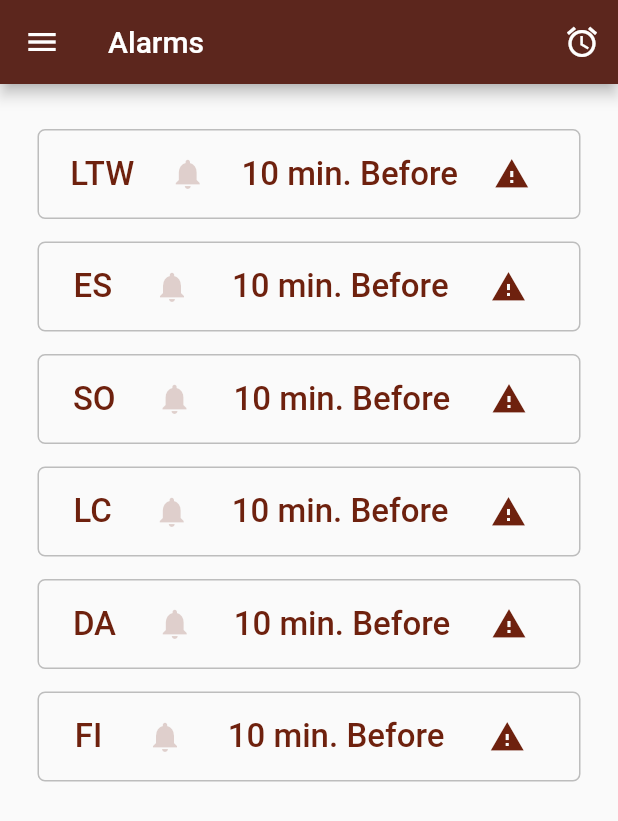
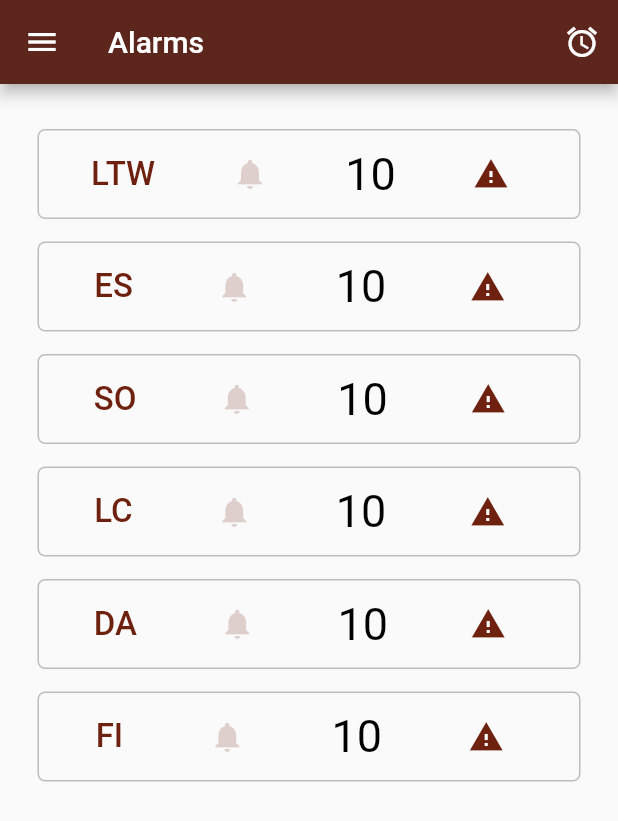
Before and after one commit to letziou/ESOF_project, a Flutter app: the screen it shows after launch, on a phone screen of 412 x 824 dp. Shown: the top 821 px of the screen. Run offline on Flutter 3.47's test engine with Material 2 defaults, Android fonts, the phone set to English and light mode, and no system bars; our stand-ins replace adaptive_theme, flutter_local_notifications, timezone; missing offline and left inert: flutter_material_pickers.

Commit message:
created button for individual times

```diff
--- a/notification/lib/mainscreen.dart
+++ b/notification/lib/mainscreen.dart
@@ -1,3 +1,4 @@
+import 'package:flutter/gestures.dart';
 import 'package:flutter/material.dart';
 import 'package:notification/screens/tester.dart';
 import 'package:adaptive_theme/adaptive_theme.dart';
@@ -41,7 +42,7 @@ class _MainScreenState extends State<MainScreen> {
             onPressed: () {
               showMaterialNumberPicker(
                 context: context,
-                title: 'Pick Your Minutes',
+                title: 'Pick Timer',
                 maxNumber: 59,
                 minNumber: 0,
                 selectedNumber: 0,
@@ -91,14 +92,22 @@ class _MainScreenState extends State<MainScreen> {
                       }
                     },
                   ),
-                  Text(
-                    times[index] != 0
-                        ? times[index].toString() + ' min. Before'
-                        : 'No alarm',
-                    style: TextStyle(
-                        fontSize: 22,
-                        color: Color.fromARGB(255, 110, 33, 14),
-                        fontWeight: FontWeight.w500),
+                  RichText(
+                    text: TextSpan(
+                      text: null,
+                      style: TextStyle(fontSize: 30, color: Colors.black),
+                      children: <TextSpan>[
+                        TextSpan(
+                            text: times[index].toString(),
+                            recognizer: TapGestureRecognizer()
+                              ..onTap = () {
+                                print('The button is clicked!');
+                              },
+                            style: TextStyle(
+                              color: Colors.black,
+                            )),
+                      ],
+                    ),
                   ),
                   IconButton(
                     onPressed: () {
--- a/notification/lib/screens/tester.dart
+++ b/notification/lib/screens/tester.dart
@@ -49,7 +49,7 @@ class _AlarmScreenState extends State<AlarmsScreen> {
                     left: 20, top: 20, right: 20, bottom: 20),
                 height: 40,
                 width: 200,
-                color: Colors.lightBlue,
+                color: Colors.red[900],
                 child: const Center(
                   child: Text(
                     "Cancel All Notifications",
@@ -66,7 +66,7 @@ class _AlarmScreenState extends State<AlarmsScreen> {
                     left: 20, top: 20, right: 20, bottom: 20),
                 height: 40,
                 width: 200,
-                color: Colors.deepPurple,
+                color: Colors.red[700],
                 child: const Center(
                   child: Text(
                     "Set up Notification",
@@ -84,7 +84,7 @@ class _AlarmScreenState extends State<AlarmsScreen> {
                     left: 20, top: 20, right: 20, bottom: 20),
                 height: 40,
                 width: 200,
-                color: Colors.green,
+                color: Colors.red[500],
                 child: const Center(
                   child: Text("Show Notification"),
                 ),
```
